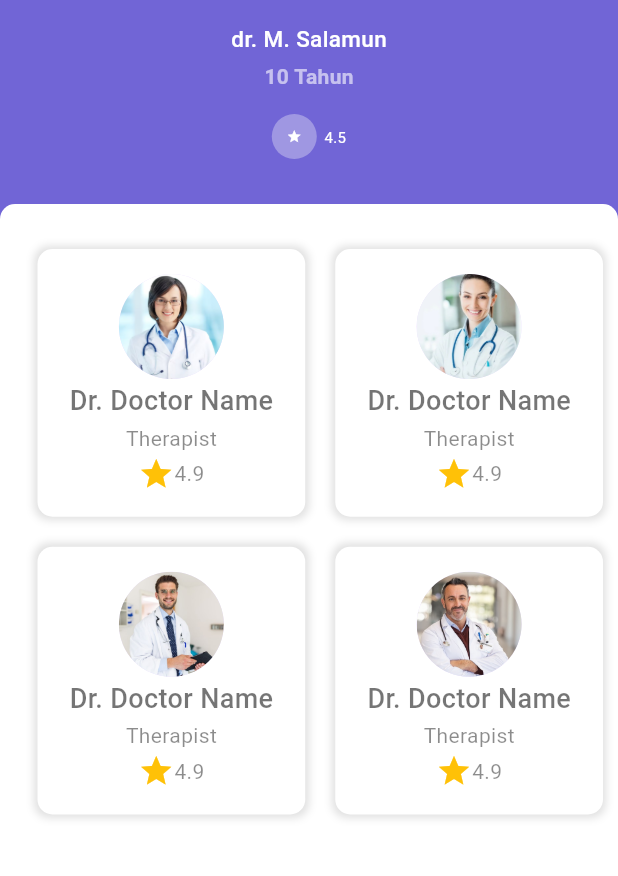
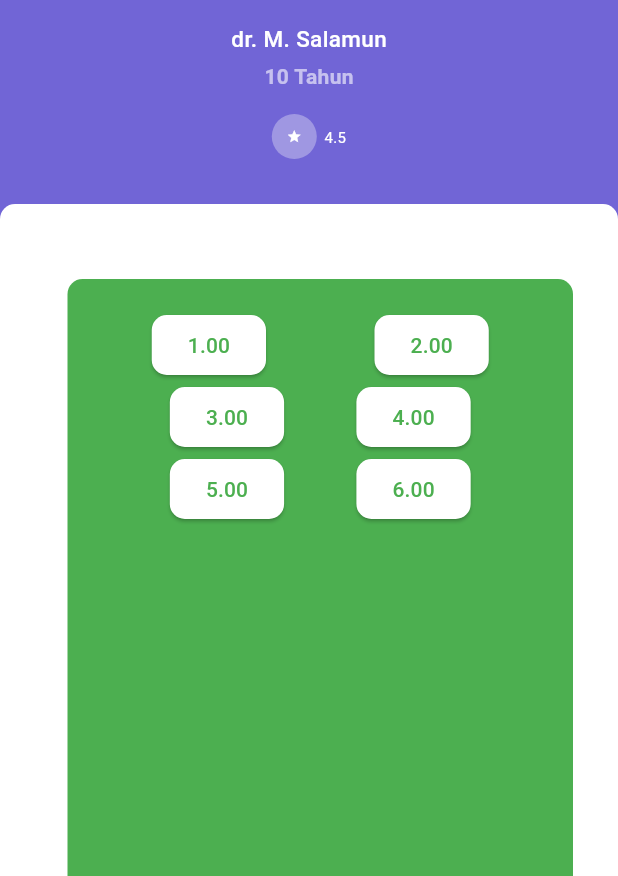
Before and after one commit to roozenn/healthcare-master, a Flutter app: the PesanDokterScreen screen opened directly, on a phone screen of 412 x 824 dp, the part 360-1236 px from its top. Run offline on Flutter 3.47's test engine with Material 3 defaults, Android fonts, the phone set to English and light mode, and no system bars; missing offline and left inert: custom_clippers.

Commit message:
update navbar judul sama halaman app & pesan dikit

```diff
--- a/lib/screens/appointment_screen.dart
+++ b/lib/screens/appointment_screen.dart
@@ -128,15 +128,7 @@ class AppointmentScreen extends StatelessWidget {
                 //INI RINCIAN DOKTER
                 child: Column(
                   children: List.generate(3, (index) {
-                    return InkWell(
-                      onTap: () {
-                        Navigator.push(
-                            context,
-                            MaterialPageRoute(
-                              builder: (context) => PesanDokterScreen(),
-                            ));
-                      },
-                      child: Container(
+                    return Container(
                       margin: EdgeInsets.only(
                           top: 20, bottom: 20, left: 30, right: 30),
                       padding:
@@ -191,8 +183,35 @@ class AppointmentScreen extends StatelessWidget {
                               ),
                             ],
                           ),
+                          Row(
+                            mainAxisAlignment: MainAxisAlignment.spaceEvenly,
+                            children: [
+                              ElevatedButton(
+                                onPressed: () {
+                                  Navigator.push(
+                                    context,
+                                    MaterialPageRoute(
+                                      builder: (context) => PesanDokterScreen(),
+                                    ),
+                                  );
+                                },
+                                child: Text("Konsultasi Online"),
+                              ),
+                              ElevatedButton(
+                                onPressed: () {
+                                  // navigate to offline consultation screen
+                                  Navigator.push(
+                                    context,
+                                    MaterialPageRoute(
+                                      builder: (context) => PesanDokterScreen(),
+                                    ),
+                                  );
+                                },
+                                child: Text("Konsultasi Offline"),
+                              ),
                             ],
                           ),
+                        ],
                       ),
                     );
                   }),
--- a/lib/screens/pesan_doktor.dart
+++ b/lib/screens/pesan_doktor.dart
@@ -125,79 +125,101 @@ class PesanDokterScreen extends StatelessWidget {
                   topRight: Radius.circular(10),
                 ),
               ),
-              child: GridView.builder(
-                gridDelegate: SliverGridDelegateWithFixedCrossAxisCount(
-                  crossAxisCount: 2,
+              child: Container(
+                padding: EdgeInsets.all(20),
+                margin: EdgeInsets.all(30),
+                decoration: BoxDecoration(
+                  color: Colors.green,
+                  borderRadius: BorderRadius.only(
+                    topLeft: Radius.circular(10),
+                    topRight: Radius.circular(10),
                   ),
-                itemCount: 4,
-                shrinkWrap: true,
-                physics: NeverScrollableScrollPhysics(),
-                itemBuilder: (context, index) {
-                  return InkWell(
-                    onTap: () {
-                      Navigator.push(
-                          context,
-                          MaterialPageRoute(
-                            builder: (context) => AppointmentScreen(),
-                          ));
-                    },
-                    child: Container(
-                      margin: EdgeInsets.all(10),
-                      padding: EdgeInsets.symmetric(vertical: 15),
-                      decoration: BoxDecoration(
-                        color: Colors.white,
+                ),
+                child: Column(
+                  children: [
+                    Row(
+                      mainAxisAlignment: MainAxisAlignment.spaceAround,
+                      children: [
+                        ElevatedButton(
+                          onPressed: () {},
+                          style: ElevatedButton.styleFrom(
+                            foregroundColor: Colors.green,
+                            backgroundColor: Colors.white,
+                            shape: RoundedRectangleBorder(
                               borderRadius: BorderRadius.circular(10),
-                        boxShadow: [
-                          BoxShadow(
-                            color: Colors.black12,
-                            blurRadius: 4,
-                            spreadRadius: 2,
+                            ),
+                          ),
+                          child: const Text("1.00"),
+                        ),
+                        ElevatedButton(
+                          onPressed: () {},
+                          style: ElevatedButton.styleFrom(
+                            foregroundColor: Colors.green,
+                            backgroundColor: Colors.white,
+                            shape: RoundedRectangleBorder(
+                              borderRadius: BorderRadius.circular(10),
+                            ),
+                          ),
+                          child: const Text("2.00"),
                         ),
                       ],
                     ),
-                      child: Column(
+                    Row(
                       mainAxisAlignment: MainAxisAlignment.spaceEvenly,
                       children: [
-                          CircleAvatar(
-                            radius: 35,
-                            backgroundImage:
-                                AssetImage("images/${imgs[index]}"),
-                          ),
-                          const Text(
-                            "Dr. Doctor Name",
-                            style: TextStyle(
-                              fontSize: 18,
-                              fontWeight: FontWeight.w500,
-                              color: Colors.black54,
+                        ElevatedButton(
+                          onPressed: () {},
+                          style: ElevatedButton.styleFrom(
+                            foregroundColor: Colors.green,
+                            backgroundColor: Colors.white,
+                            shape: RoundedRectangleBorder(
+                              borderRadius: BorderRadius.circular(10),
                             ),
                           ),
-                          Text(
-                            "Therapist",
-                            style: TextStyle(
-                              color: Colors.black45,
+                          child: const Text("3.00"),
+                        ),
+                        ElevatedButton(
+                          onPressed: () {},
+                          style: ElevatedButton.styleFrom(
+                            foregroundColor: Colors.green,
+                            backgroundColor: Colors.white,
+                            shape: RoundedRectangleBorder(
+                              borderRadius: BorderRadius.circular(10),
                             ),
                           ),
+                          child: const Text("4.00"),
+                        ),
+                      ],
+                    ),
                     Row(
-                            mainAxisSize: MainAxisSize.min,
-                            mainAxisAlignment: MainAxisAlignment.center,
+                      mainAxisAlignment: MainAxisAlignment.spaceEvenly,
                       children: [
-                              Icon(
-                                Icons.star,
-                                color: Colors.amber,
+                        ElevatedButton(
+                          onPressed: () {},
+                          style: ElevatedButton.styleFrom(
+                            foregroundColor: Colors.green,
+                            backgroundColor: Colors.white,
+                            shape: RoundedRectangleBorder(
+                              borderRadius: BorderRadius.circular(10),
                             ),
-                              Text(
-                                "4.9",
-                                style: TextStyle(
-                                  color: Colors.black45,
                           ),
+                          child: const Text("5.00"),
+                        ),
+                        ElevatedButton(
+                          onPressed: () {},
+                          style: ElevatedButton.styleFrom(
+                            foregroundColor: Colors.green,
+                            backgroundColor: Colors.white,
+                            shape: RoundedRectangleBorder(
+                              borderRadius: BorderRadius.circular(10),
+                            ),
+                          ),
+                          child: const Text("6.00"),
                         ),
                       ],
                     ),
                   ],
                 ),
-                    ),
-                  );
-                },
               ),
             ),
           ],
--- a/lib/widgets/navbar_roots.dart
+++ b/lib/widgets/navbar_roots.dart
@@ -14,8 +14,8 @@ class _NavBarRootsState extends State<NavBarRoots> {
   int _selectedIndex = 0;
   final _screens = [
     HomeScreen(),
+    ScheduleScreen(),
     MessagesScreen(),
-    ScheduleScreen(),
     SettingScreen(),
   ];
 
@@ -75,14 +75,14 @@ class _NavBarRootsState extends State<NavBarRoots> {
             BottomNavigationBarItem(
                 icon: Icon(Icons.home_filled), label: "Home"),
             BottomNavigationBarItem(
+                icon: Icon(Icons.calendar_month_outlined), label: "Pengobatan"),
+            BottomNavigationBarItem(
                 icon: Icon(
                   CupertinoIcons.chat_bubble_text_fill,
                 ),
                 label: "Messages"),
             BottomNavigationBarItem(
-                icon: Icon(Icons.calendar_month_outlined), label: "Schedule"),
-            BottomNavigationBarItem(
-                icon: Icon(Icons.settings), label: "Settings"),
+                icon: Icon(Icons.settings), label: "Profil"),
           ],
         ),
       ),
```
Also changed, not shown: 1 other file. Lines whose indentation alone changed are shown as unchanged.
